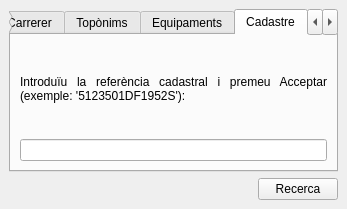
Qt form ui/search_plus_dialog_base.ui (psigcat/searchplus-3) before a commit.
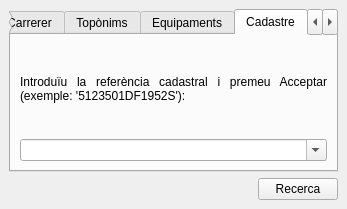
The same form after that commit. The open tabs and pages were chosen to show the change. Custom widgets are drawn as their Qt base class.

Commit message: set GUI for cadastre as searchable combobox

Patch:
```diff
--- a/ui/search_plus_dialog_base.ui
+++ b/ui/search_plus_dialog_base.ui
@@ -177,7 +177,11 @@
          </widget>
         </item>
         <item>
-         <widget class="QLineEdit" name="txtCadastre"/>
+         <widget class="SearchableComboBox" name="cboCadastre">
+          <property name="editable">
+           <bool>true</bool>
+          </property>
+         </widget>
         </item>
        </layout>
       </widget>
```
Left out of the diff: 2 changed lines with no effect on the pictures. The commit also changes 1 other file.
